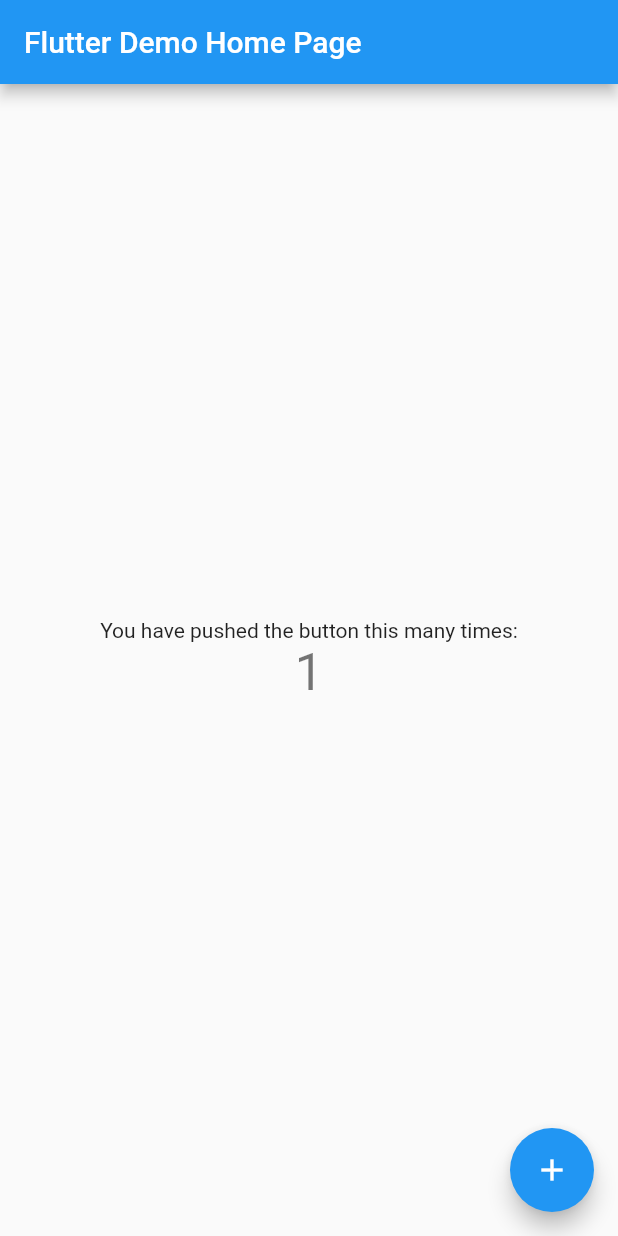
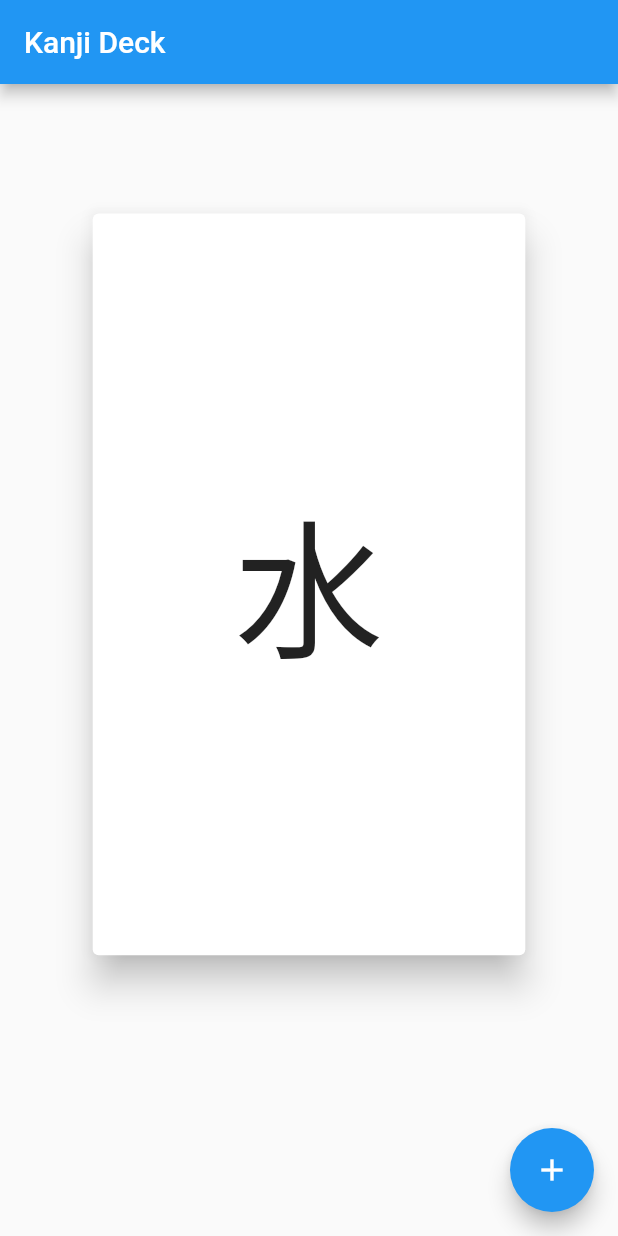
Before and after one commit to amarin95/kanji_deck, a Flutter app: the MyHomePage screen opened directly, after a tap on the "add" icon, on a phone screen of 412 x 824 dp. Run offline on Flutter 3.47's test engine with Material 2 defaults, Android fonts, the phone set to English and light mode, and no system bars; drawn by our look-alikes of flip_card.

Commit message:
Kanji card main view finished

```diff
--- /dev/null
+++ b/lib/home/home_page.dart
@@ -0,0 +1,62 @@
+import 'package:flip_card/flip_card.dart';
+import 'package:flutter/material.dart';
+import 'package:kanji_deck/home/widgets/kanji_view_card_widget.dart';
+
+import 'widgets/kanji_details_card_widget.dart';
+
+class MyHomePage extends StatefulWidget {
+  const MyHomePage({Key? key, required this.title}) : super(key: key);
+  final String title;
+
+  @override
+  State<MyHomePage> createState() => _MyHomePageState();
+}
+
+class _MyHomePageState extends State<MyHomePage> {
+  int _counter = 0;
+
+  void _incrementCounter() {
+    setState(() {
+      _counter++;
+    });
+  }
+
+  @override
+  Widget build(BuildContext context) {
+    double screenHeight = MediaQuery.of(context).size.height;
+    double screenWidth = MediaQuery.of(context).size.width;
+    return Scaffold(
+      appBar: AppBar(
+        title: Text(widget.title),
+      ),
+      body: Column(
+        mainAxisAlignment: MainAxisAlignment.start,
+        children: <Widget>[
+          SizedBox(height: screenHeight * 0.1),
+          Row(
+            mainAxisAlignment: MainAxisAlignment.center,
+            children: [
+              FlipCard(
+                fill: Fill.fillBack,
+                front: KanjiViewCardWidget(
+                  height: screenHeight * 0.6,
+                  width: screenWidth * 0.7,
+                ),
+                back: KanjiDetailsCardWidget(
+                  height: screenHeight * 0.6,
+                  width: screenWidth * 0.7,
+                ),
+              ),
+            ],
+          ),
+          SizedBox(height: screenHeight * 0.1),
+        ],
+      ),
+      floatingActionButton: FloatingActionButton(
+        onPressed: _incrementCounter,
+        tooltip: 'Increment',
+        child: const Icon(Icons.add),
+      ), // This trailing comma makes auto-formatting nicer for build methods.
+    );
+  }
+}
--- /dev/null
+++ b/lib/home/widgets/kanji_details_card_widget.dart
@@ -0,0 +1,42 @@
+import 'package:flutter/material.dart';
+
+class KanjiDetailsCardWidget extends StatelessWidget {
+  final double? height;
+  final double? width;
+  const KanjiDetailsCardWidget({Key? key, this.height, this.width})
+      : super(key: key);
+
+  @override
+  Widget build(BuildContext context) {
+    return Card(
+        elevation: 10,
+        child: SizedBox(
+            height: height,
+            width: width,
+            child: IntrinsicHeight(
+              child: Column(
+                children: [
+                  Expanded(flex: 1, child: Center(child: Text("Agua"))),
+                  Divider(
+                    color: Colors.black,
+                  ),
+                  Expanded(flex: 1, child: Center(child: Text(""))),
+                  Divider(
+                    color: Colors.black,
+                  ),
+                  Expanded(
+                      flex: 5,
+                      child: Padding(
+                        padding: const EdgeInsets.all(8.0),
+                        child: Text(
+                            "Es el agua de un grifo cayendo y generando gotas a los lados"),
+                      )),
+                  Divider(
+                    color: Colors.black,
+                  ),
+                  Expanded(flex: 3, child: Text("みず")),
+                ],
+              ),
+            )));
+  }
+}
--- /dev/null
+++ b/lib/home/widgets/kanji_view_card_widget.dart
@@ -0,0 +1,23 @@
+import 'package:flutter/material.dart';
+
+class KanjiViewCardWidget extends StatelessWidget {
+  final double? height;
+  final double? width;
+  const KanjiViewCardWidget({Key? key, this.height, this.width})
+      : super(key: key);
+
+  @override
+  Widget build(BuildContext context) {
+    return Card(
+        elevation: 10,
+        child: SizedBox(
+            height: height,
+            width: width,
+            child: Center(
+              child: const Text(
+                "水",
+                style: TextStyle(fontSize: 100),
+              ),
+            )));
+  }
+}
--- a/lib/main.dart
+++ b/lib/main.dart
@@ -1,4 +1,6 @@
 import 'package:flutter/material.dart';
+
+import 'home/home_page.dart';
 
 void main() {
   runApp(const MyApp());
@@ -7,109 +9,14 @@
 class MyApp extends StatelessWidget {
   const MyApp({Key? key}) : super(key: key);
 
-  // This widget is the root of your application.
   @override
   Widget build(BuildContext context) {
     return MaterialApp(
       title: 'Flutter Demo',
       theme: ThemeData(
-        // This is the theme of your application.
-        //
-        // Try running your application with "flutter run". You'll see the
-        // application has a blue toolbar. Then, without quitting the app, try
-        // changing the primarySwatch below to Colors.green and then invoke
-        // "hot reload" (press "r" in the console where you ran "flutter run",
-        // or simply save your changes to "hot reload" in a Flutter IDE).
-        // Notice that the counter didn't reset back to zero; the application
-        // is not restarted.
         primarySwatch: Colors.blue,
       ),
-      home: const MyHomePage(title: 'Flutter Demo Home Page'),
+      home: const MyHomePage(title: 'Kanji Deck'),
     );
   }
 }
-
-class MyHomePage extends StatefulWidget {
-  const MyHomePage({Key? key, required this.title}) : super(key: key);
-
-  // This widget is the home page of your application. It is stateful, meaning
-  // that it has a State object (defined below) that contains fields that affect
-  // how it looks.
-
-  // This class is the configuration for the state. It holds the values (in this
-  // case the title) provided by the parent (in this case the App widget) and
-  // used by the build method of the State. Fields in a Widget subclass are
-  // always marked "final".
-
-  final String title;
-
-  @override
-  State<MyHomePage> createState() => _MyHomePageState();
-}
-
-class _MyHomePageState extends State<MyHomePage> {
-  int _counter = 0;
-
-  void _incrementCounter() {
-    setState(() {
-      // This call to setState tells the Flutter framework that something has
-      // changed in this State, which causes it to rerun the build method below
-      // so that the display can reflect the updated values. If we changed
-      // _counter without calling setState(), then the build method would not be
-      // called again, and so nothing would appear to happen.
-      _counter++;
-    });
-  }
-
-  @override
-  Widget build(BuildContext context) {
-    // This method is rerun every time setState is called, for instance as done
-    // by the _incrementCounter method above.
-    //
-    // The Flutter framework has been optimized to make rerunning build methods
-    // fast, so that you can just rebuild anything that needs updating rather
-    // than having to individually change instances of widgets.
-    return Scaffold(
-      appBar: AppBar(
-        // Here we take the value from the MyHomePage object that was created by
-        // the App.build method, and use it to set our appbar title.
-        title: Text(widget.title),
-      ),
-      body: Center(
-        // Center is a layout widget. It takes a single child and positions it
-        // in the middle of the parent.
-        child: Column(
-          // Column is also a layout widget. It takes a list of children and
-          // arranges them vertically. By default, it sizes itself to fit its
-          // children horizontally, and tries to be as tall as its parent.
-          //
-          // Invoke "debug painting" (press "p" in the console, choose the
-          // "Toggle Debug Paint" action from the Flutter Inspector in Android
-          // Studio, or the "Toggle Debug Paint" command in Visual Studio Code)
-          // to see the wireframe for each widget.
-          //
-          // Column has various properties to control how it sizes itself and
-          // how it positions its children. Here we use mainAxisAlignment to
-          // center the children vertically; the main axis here is the vertical
-          // axis because Columns are vertical (the cross axis would be
-          // horizontal).
-          mainAxisAlignment: MainAxisAlignment.center,
-          children: <Widget>[
-            const Text(
-              'You have pushed the button this many times:',
-            ),
-            Text(
-              '$_counter',
-              style: Theme.of(context).textTheme.headline4,
-            ),
-          ],
-        ),
-      ),
-      floatingActionButton: FloatingActionButton(
-        onPressed: _incrementCounter,
-        tooltip: 'Increment',
-        child: const Icon(Icons.add),
-      ), // This trailing comma makes auto-formatting nicer for build methods.
-    );
-  }
-}
--- a/pubspec.yaml
+++ b/pubspec.yaml
@@ -29,6 +29,7 @@
 dependencies:
   flutter:
     sdk: flutter
+  flip_card: ^0.6.0
 
 
   # The following adds the Cupertino Icons font to your application.
```
Also changed, not shown: pubspec.lock.
